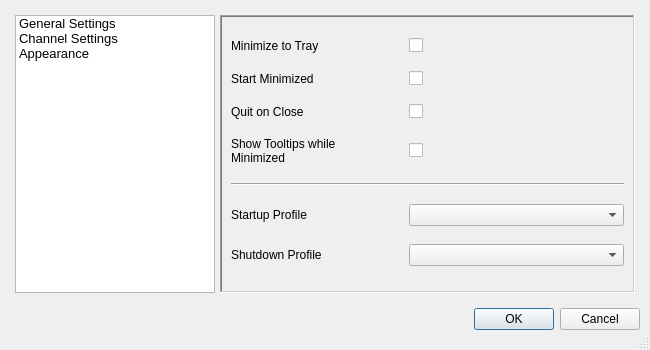
First picture: the form in gui_preferences.ui, repository Shub77/phoebetria-code, before the edit.
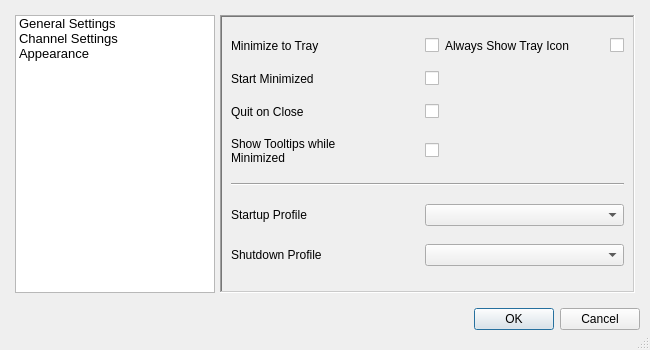
Second picture: the form after the edit. Icons and pictures are not drawn.

Commit message: Added always show icon preferences and changed OSX related tray settings

Patch:
```diff
--- a/gui_preferences.ui
+++ b/gui_preferences.ui
@@ -223,6 +223,26 @@
            </property>
           </widget>
          </item>
+         <item row="0" column="5">
+          <widget class="QCheckBox" name="ctrl_alwaysShowTrayIcon">
+           <property name="sizePolicy">
+            <sizepolicy hsizetype="Fixed" vsizetype="Fixed">
+             <horstretch>0</horstretch>
+             <verstretch>0</verstretch>
+            </sizepolicy>
+           </property>
+           <property name="text">
+            <string/>
+           </property>
+          </widget>
+         </item>
+         <item row="0" column="3" colspan="2">
+          <widget class="QLabel" name="lbl_alwaysShowTrayIcon">
+           <property name="text">
+            <string>Always Show Tray Icon</string>
+           </property>
+          </widget>
+         </item>
         </layout>
        </widget>
        <widget class="QWidget" name="page_channelSettings">
```
The commit also changes 4 other files.
